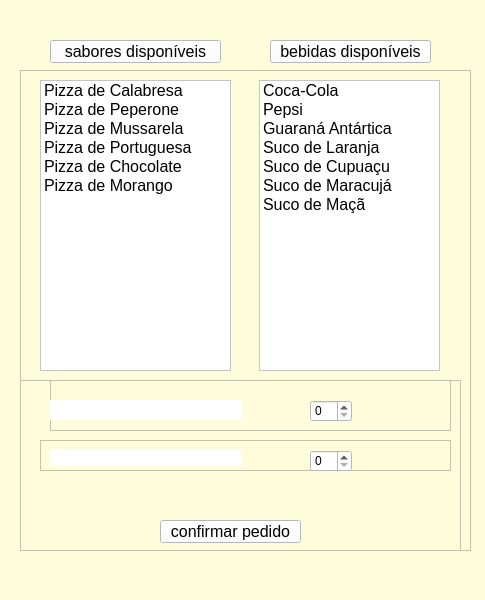
Qt form gui/screen_save/fazer_pedido_screen.ui (danilobsilv/Pizzaria) before a commit.
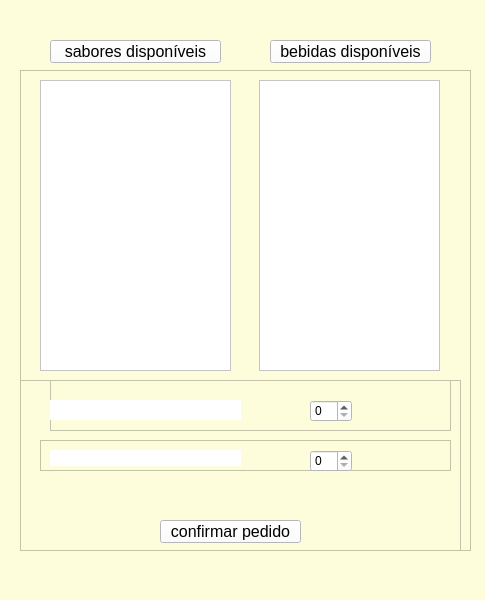
The same form after that commit.

What changed in the file:
```diff
--- a/gui/screen_save/fazer_pedido_screen.ui
+++ b/gui/screen_save/fazer_pedido_screen.ui
@@ -47,66 +47,6 @@
         <property name="styleSheet">
          <string notr="true">background-color: rgb(255, 255, 255);</string>
         </property>
-        <item>
-         <property name="text">
-          <string>Pizza de Calabresa</string>
-         </property>
-         <property name="font">
-          <font>
-           <pointsize>12</pointsize>
-          </font>
-         </property>
-        </item>
-        <item>
-         <property name="text">
-          <string>Pizza de Peperone</string>
-         </property>
-         <property name="font">
-          <font>
-           <pointsize>12</pointsize>
-          </font>
-         </property>
-        </item>
-        <item>
-         <property name="text">
-          <string>Pizza de Mussarela</string>
-         </property>
-         <property name="font">
-          <font>
-           <pointsize>12</pointsize>
-          </font>
-         </property>
-        </item>
-        <item>
-         <property name="text">
-          <string>Pizza de Portuguesa</string>
-         </property>
-         <property name="font">
-          <font>
-           <pointsize>12</pointsize>
-          </font>
-         </property>
-        </item>
-        <item>
-         <property name="text">
-          <string>Pizza de Chocolate</string>
-         </property>
-         <property name="font">
-          <font>
-           <pointsize>12</pointsize>
-          </font>
-         </property>
-        </item>
-        <item>
-         <property name="text">
-          <string>Pizza de Morango</string>
-         </property>
-         <property name="font">
-          <font>
-           <pointsize>12</pointsize>
-          </font>
-         </property>
-        </item>
        </widget>
       </item>
      </layout>
@@ -126,76 +66,6 @@
         <property name="styleSheet">
          <string notr="true">background-color: rgb(255, 255, 255);</string>
         </property>
-        <item>
-         <property name="text">
-          <string>Coca-Cola</string>
-         </property>
-         <property name="font">
-          <font>
-           <pointsize>12</pointsize>
-          </font>
-         </property>
-        </item>
-        <item>
-         <property name="text">
-          <string>Pepsi</string>
-         </property>
-         <property name="font">
-          <font>
-           <pointsize>12</pointsize>
-          </font>
-         </property>
-        </item>
-        <item>
-         <property name="text">
-          <string>Guaraná Antártica</string>
-         </property>
-         <property name="font">
-          <font>
-           <pointsize>12</pointsize>
-          </font>
-         </property>
-        </item>
-        <item>
-         <property name="text">
-          <string>Suco de Laranja</string>
-         </property>
-         <property name="font">
-          <font>
-           <pointsize>12</pointsize>
-          </font>
-         </property>
-        </item>
-        <item>
-         <property name="text">
-          <string>Suco de Cupuaçu</string>
-         </property>
-         <property name="font">
-          <font>
-           <pointsize>12</pointsize>
-          </font>
-         </property>
-        </item>
-        <item>
-         <property name="text">
-          <string>Suco de Maracujá</string>
-         </property>
-         <property name="font">
-          <font>
-           <pointsize>12</pointsize>
-          </font>
-         </property>
-        </item>
-        <item>
-         <property name="text">
-          <string>Suco de Maçã</string>
-         </property>
-         <property name="font">
-          <font>
-           <pointsize>12</pointsize>
-          </font>
-         </property>
-        </item>
        </widget>
       </item>
      </layout>
```
